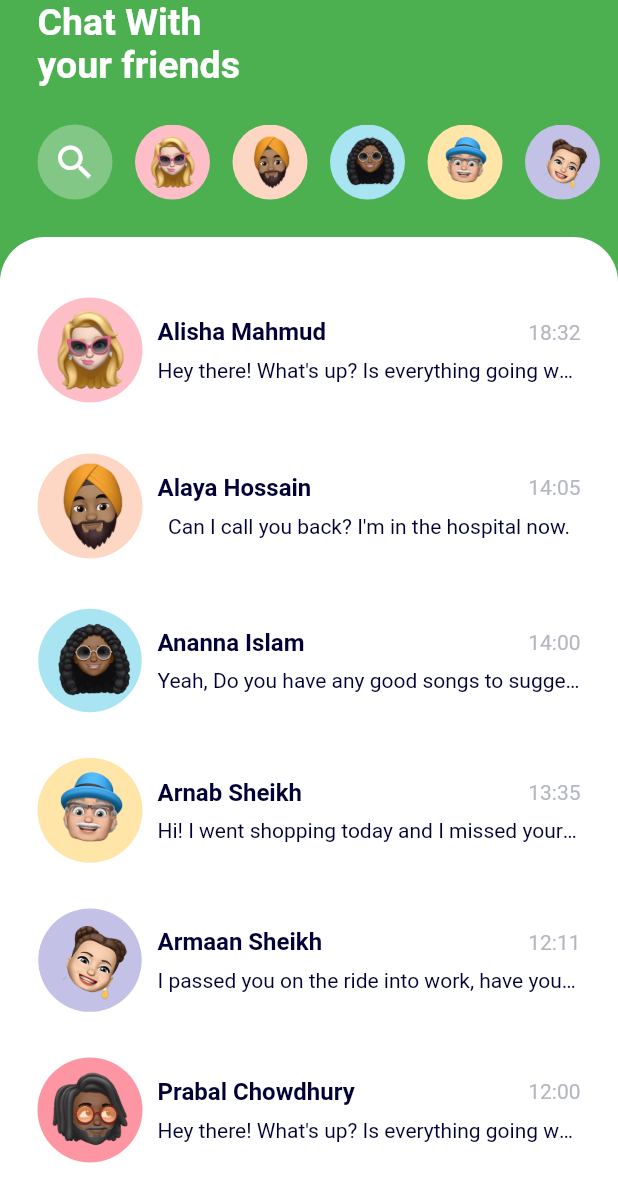
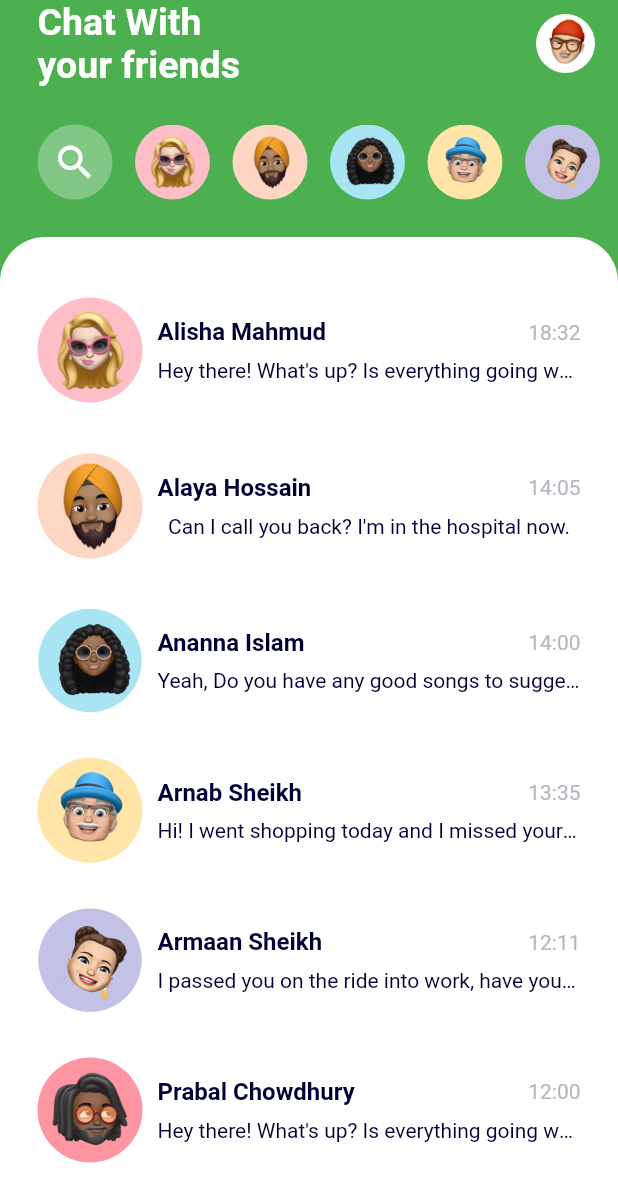
Before and after one commit to Saif64/flutter-ChatMe-UI, a Flutter app: the screen it shows after launch, on a phone screen of 412 x 824 dp. Shown: the top 1202 px of the screen. Run offline on Flutter 3.47's test engine with Material 2 defaults, Android fonts, the phone set to English and light mode, and no system bars.

```diff
--- a/lib/screens/home/home.dart
+++ b/lib/screens/home/home.dart
@@ -14,13 +14,26 @@ class HomePage extends StatelessWidget {
           crossAxisAlignment: CrossAxisAlignment.start,
           children: [
             Padding(
-              padding: EdgeInsets.only(left: 25),
-              child: Text(
-                'Chat With\nyour friends',
-                style: TextStyle(
-                    fontWeight: FontWeight.bold,
-                    color: Colors.white,
-                    fontSize: 25),
+              padding: EdgeInsets.only(left: 25, right: 15),
+              child: Row(
+                mainAxisAlignment: MainAxisAlignment.spaceBetween,
+                children: [
+                  Text(
+                    'Chat With\nyour friends',
+                    style: TextStyle(
+                        fontWeight: FontWeight.bold,
+                        color: Colors.white,
+                        fontSize: 25),
+                  ),
+                  Container(
+                    decoration: BoxDecoration(
+                        shape: BoxShape.circle, color: Colors.white),
+                    child: Image.asset(
+                      'assets/images/user0.png',
+                      width: 40,
+                    ),
+                  )
+                ],
               ),
             ),
             RecentContacts(),
```
